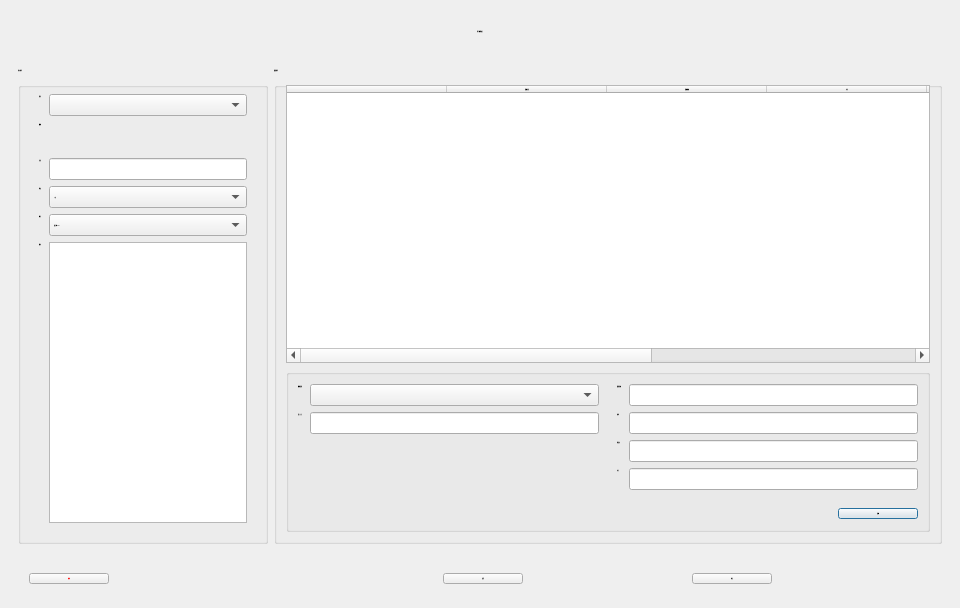
roger0816/Adb, file src/AdbClient/StageCustomerService/DialogCustomerEdit.ui: the form before one commit.
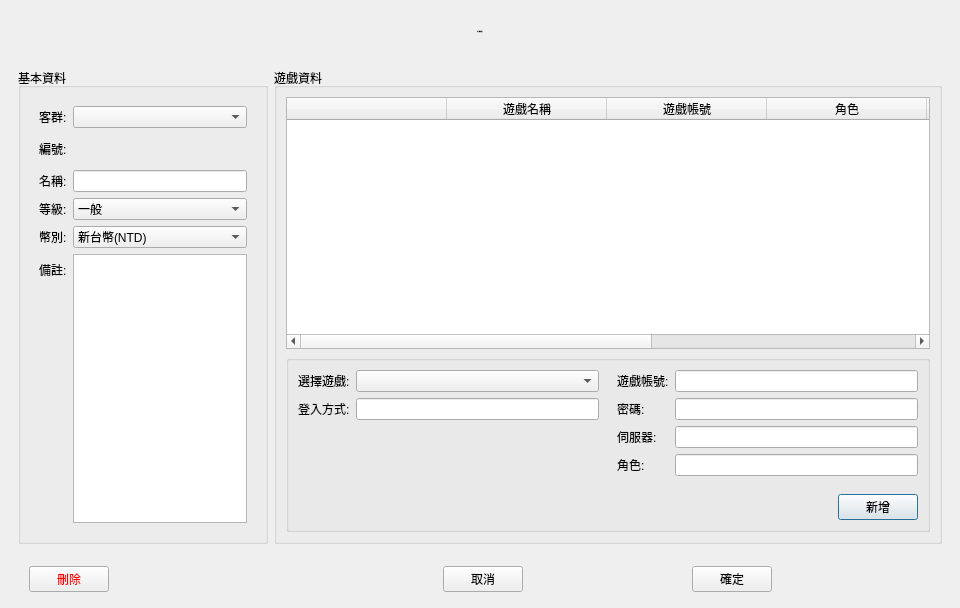
The form after the commit.

```diff
--- a/src/AdbClient/StageCustomerService/DialogCustomerEdit.ui
+++ b/src/AdbClient/StageCustomerService/DialogCustomerEdit.ui
@@ -101,7 +101,6 @@
            </property>
            <property name="font">
             <font>
-             <pointsize>-1</pointsize>
              <italic>false</italic>
              <bold>false</bold>
             </font>
@@ -117,7 +116,6 @@
              <widget class="QWidget" name="widget_4" native="true">
               <property name="font">
                <font>
-                <pointsize>-1</pointsize>
                 <italic>false</italic>
                 <bold>false</bold>
                </font>
@@ -247,7 +245,6 @@
           <widget class="QGroupBox" name="groupBox_2">
            <property name="font">
             <font>
-             <pointsize>-1</pointsize>
              <italic>false</italic>
              <bold>false</bold>
             </font>
@@ -515,7 +512,6 @@
         </property>
         <property name="font">
          <font>
-          <pointsize>-1</pointsize>
           <italic>false</italic>
           <bold>false</bold>
          </font>
@@ -543,7 +539,6 @@
           <widget class="QPushButton" name="btnDel">
            <property name="font">
             <font>
-             <pointsize>-1</pointsize>
              <italic>false</italic>
              <bold>false</bold>
             </font>
```
Left out of the diff: 6 changed lines with no effect on the pictures.
